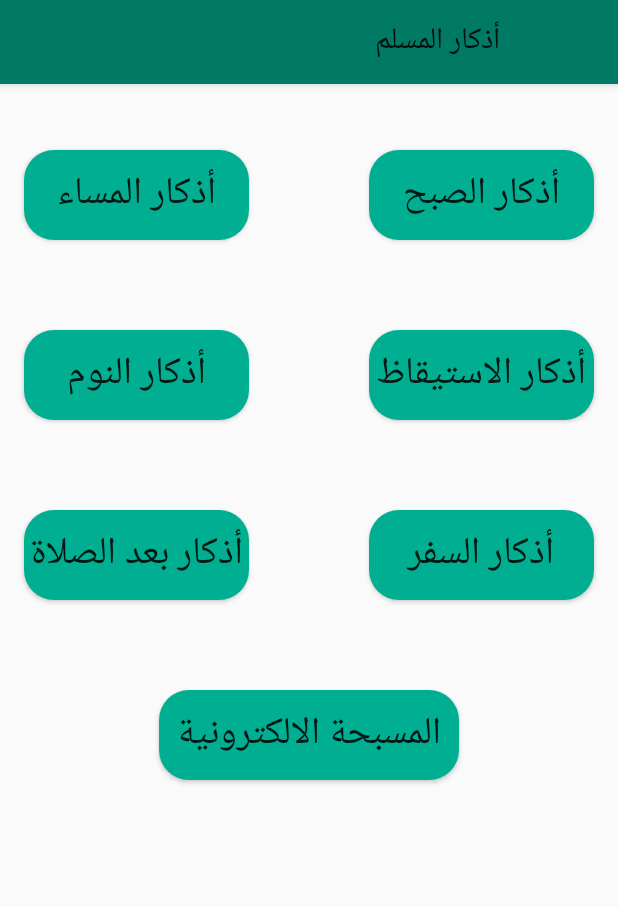
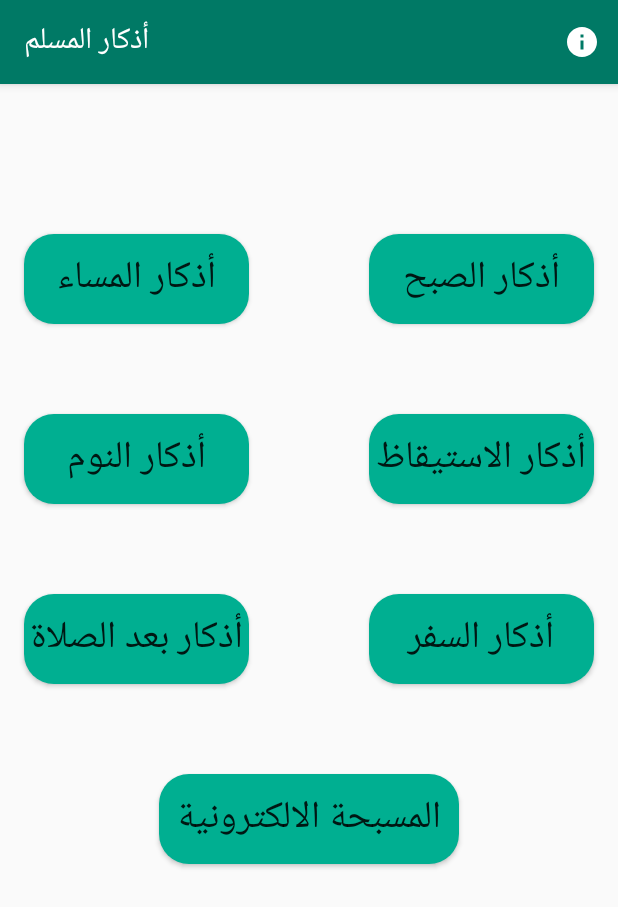
Before and after one commit to AboubakerGb/athkerApp-, an Android app: the screen it shows after launch (MainActivity), on a phone screen of 412 x 824 dp. Shown: the top 907 px of the screen. Run offline under Robolectric (Android 15) with nearby library versions, the phone set to English and light mode, and no system bars; libraries missing offline, so code that uses them is left out: com.aboubakergb; 1 statement that could not run was skipped.

Commit message:
add menu

```diff
--- a/app/src/main/AndroidManifest.xml
+++ b/app/src/main/AndroidManifest.xml
@@ -9,10 +9,9 @@
         android:roundIcon="@mipmap/ic_launcher_round"
         android:supportsRtl="true"
         android:theme="@style/AppTheme">
-        <activity android:name=".MainActivity"></activity>
+        <activity android:name=".MainActivity" />
         <activity
-            android:name=".splash_screen"
-            android:theme="@style/Theme.AppCompat.Light.NoActionBar">
+            android:name=".splash_screen">
             <intent-filter>
                 <action android:name="android.intent.action.MAIN" />
 
--- a/app/src/main/java/com/aboubakergb/AdkareElmoslim/MainFragment.kt
+++ b/app/src/main/java/com/aboubakergb/AdkareElmoslim/MainFragment.kt
@@ -1,33 +1,60 @@
 package com.aboubakergb.AdkareElmoslim
 
 import android.os.Bundle
+import android.view.*
 import androidx.fragment.app.Fragment
-import android.view.LayoutInflater
-import android.view.View
-import android.view.ViewGroup
 import android.widget.Toast
+import androidx.appcompat.app.AppCompatActivity
 import androidx.navigation.Navigation
 import androidx.navigation.findNavController
 import kotlinx.android.synthetic.main.costume_toaste.*
 import kotlinx.android.synthetic.main.fragment_main.*
 
-class MainFragment : Fragment(R.layout.fragment_main) {
+class MainFragment : Fragment() {
+
+    override fun onCreateView(
+        inflater: LayoutInflater,
+        container: ViewGroup?,
+        savedInstanceState: Bundle?
+    ): View? {
+
+        // Inflate the layout for this fragment
+        return inflater.inflate(R.layout.fragment_main, container, false)
+    }
 
     override fun onCreate(savedInstanceState: Bundle?) {
+        // to support the action bar in fragment
+
+        setHasOptionsMenu(true)
         super.onCreate(savedInstanceState)
+
+        // Make toast when the fragment start
         Toast(this.activity).apply {
-            duration=Toast.LENGTH_SHORT
-            view=layoutInflater.inflate(R.layout.costume_toaste,toast)
+            duration = Toast.LENGTH_SHORT
+            view = layoutInflater.inflate(R.layout.costume_toaste, toast)
             show()
         }
     }
 
+    // Create menu in  action bar
+    override fun onCreateOptionsMenu(menu: Menu, inflater: MenuInflater) {
+        inflater.inflate(R.menu.main_menu, menu)
+        super.onCreateOptionsMenu(menu, inflater)
+    }
+
+    override fun onOptionsItemSelected(item: MenuItem): Boolean {
+        when (item.itemId) {
+            R.id.menu_aboutUs -> Toast.makeText(activity, "about us  selected ", Toast.LENGTH_SHORT).show()
+        }
+        return true
+    }
+
+
     override fun onViewCreated(view: View, savedInstanceState: Bundle?) {
         super.onViewCreated(view, savedInstanceState)
 
-
         btn_adkare_soubh.setOnClickListener {
-        view.findNavController().navigate(R.id.action_mainFragment_to_adkare_soubh)
+            view.findNavController().navigate(R.id.action_mainFragment_to_adkare_soubh)
         }
         btn_adkare_masaa.setOnClickListener {
             view.findNavController().navigate(R.id.action_mainFragment_to_adkare_elmassa)
@@ -50,8 +77,4 @@ class MainFragment : Fragment(R.layout.fragment_main) {
     }
 
 
-
-
-
-
 }
--- a/app/src/main/java/com/aboubakergb/AdkareElmoslim/adkare_salate.kt
+++ b/app/src/main/java/com/aboubakergb/AdkareElmoslim/adkare_salate.kt
@@ -12,10 +12,7 @@ import kotlinx.android.synthetic.main.fragment_adkare_salate.*
 
 class adkare_salate : Fragment() {
 
-    override fun onCreate(savedInstanceState: Bundle?) {
-        super.onCreate(savedInstanceState)
 
-    }
 
     override fun onViewCreated(view: View, savedInstanceState: Bundle?) {
         super.onViewCreated(view, savedInstanceState)
--- a/app/src/main/java/com/aboubakergb/AdkareElmoslim/tasbih.kt
+++ b/app/src/main/java/com/aboubakergb/AdkareElmoslim/tasbih.kt
@@ -19,13 +19,14 @@ class tasbih : Fragment(R.layout.fragment_tasbih) {
             var currentNumber : Int = tv_current_number.text.toString().toInt()
             var numberOfCycles = tv_number_of_cycles.text.toString().toInt()
 
+            //when the the number of tasbih been 33 add 1 to number of cycles
             if (currentNumber==33){
-                numberOfCycles=numberOfCycles+1
+                numberOfCycles += 1
                 tv_number_of_cycles.text=numberOfCycles.toString()
                 tv_current_number.text= 0.toString()
 
             }else{
-             currentNumber= currentNumber + 1
+                currentNumber += 1
 
             tv_current_number.text= currentNumber.toString()
             }
--- /dev/null
+++ b/app/src/main/res/drawable/ic_baseline_info_24.xml
@@ -0,0 +1,5 @@
+<vector android:height="24dp" android:tint="#FFFFFF"
+    android:viewportHeight="24" android:viewportWidth="24"
+    android:width="24dp" xmlns:android="http://schemas.android.com/apk/res/android">
+    <path android:fillColor="@android:color/white" android:pathData="M12,2C6.48,2 2,6.48 2,12s4.48,10 10,10 10,-4.48 10,-10S17.52,2 12,2zM13,17h-2v-6h2v6zM13,9h-2L11,7h2v2z"/>
+</vector>
--- a/app/src/main/res/layout/fragment_main.xml
+++ b/app/src/main/res/layout/fragment_main.xml
@@ -1,22 +1,13 @@
 <?xml version="1.0" encoding="utf-8"?>
-<RelativeLayout xmlns:android="http://schemas.android.com/apk/res/android"
+<RelativeLayout
+    xmlns:android="http://schemas.android.com/apk/res/android"
     xmlns:app="http://schemas.android.com/apk/res-auto"
     xmlns:tools="http://schemas.android.com/tools"
     android:layout_width="match_parent"
     android:layout_height="match_parent"
     tools:context=".MainFragment">
 
-    <androidx.appcompat.widget.Toolbar
-        android:id="@+id/my_toolbar"
-        android:layout_width="match_parent"
-        android:layout_height="?attr/actionBarSize"
-        android:elevation="4dp"
-        app:title="أذكار المسلم"
-        app:titleMarginStart="250dp"
-        android:background="@color/blue_dark"
-        android:theme="@style/ThemeOverlay.AppCompat.ActionBar"
-        app:popupTheme="@style/ThemeOverlay.AppCompat.Light"
-        />
+
 
     <Button
         android:id="@+id/btn_adkare_soubh"
--- /dev/null
+++ b/app/src/main/res/menu/main_menu.xml
@@ -0,0 +1,11 @@
+<?xml version="1.0" encoding="utf-8"?>
+<menu xmlns:android="http://schemas.android.com/apk/res/android"
+    xmlns:app="http://schemas.android.com/apk/res-auto">
+
+    <item
+        android:id="@+id/menu_aboutUs"
+        android:title="About us"
+        android:icon="@drawable/ic_baseline_info_24"
+        app:showAsAction="always"
+        />
+</menu>
--- a/app/src/main/res/values/styles.xml
+++ b/app/src/main/res/values/styles.xml
@@ -1,6 +1,6 @@
 <resources>
     <!-- Base application theme. -->
-    <style name="AppTheme" parent="Theme.AppCompat.Light.NoActionBar">
+    <style name="AppTheme" parent="Theme.AppCompat.Light.DarkActionBar">
         <!-- Customize your theme here. -->
         <item name="colorPrimary">@color/colorPrimary</item>
         <item name="colorPrimaryDark">@color/colorPrimaryDark</item>
```
Also changed, not shown: app/src/main/java/com/aboubakergb/AdkareElmoslim/RecycleAdkareElmassaAdapter.kt (+4 -31 lines).
